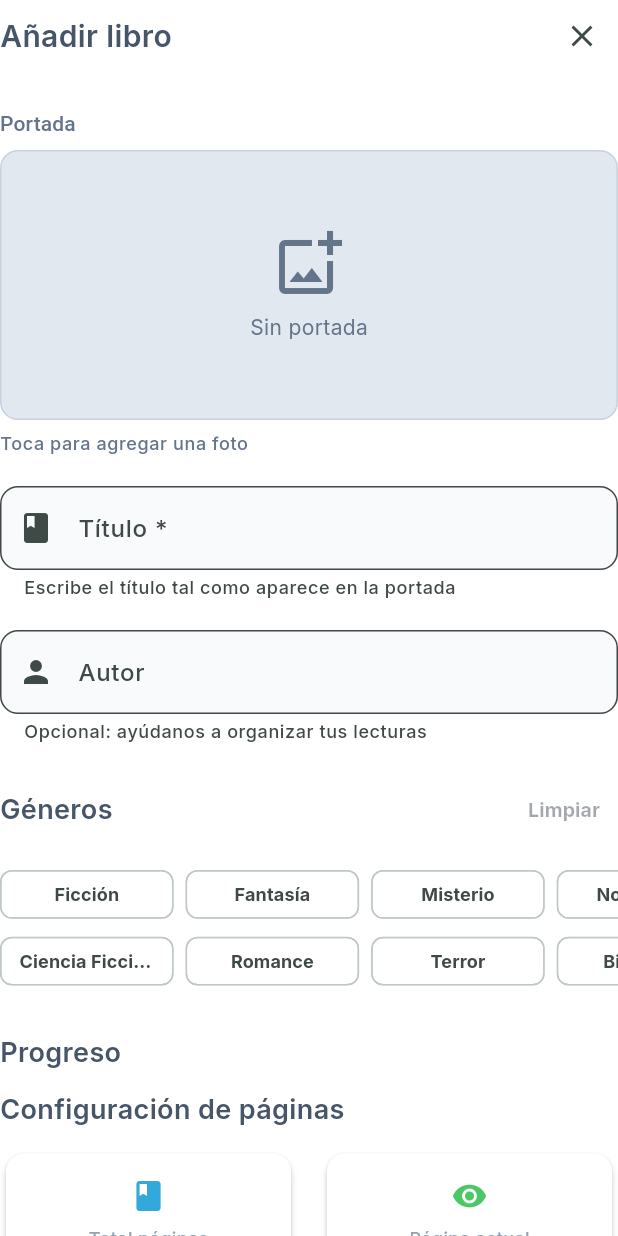
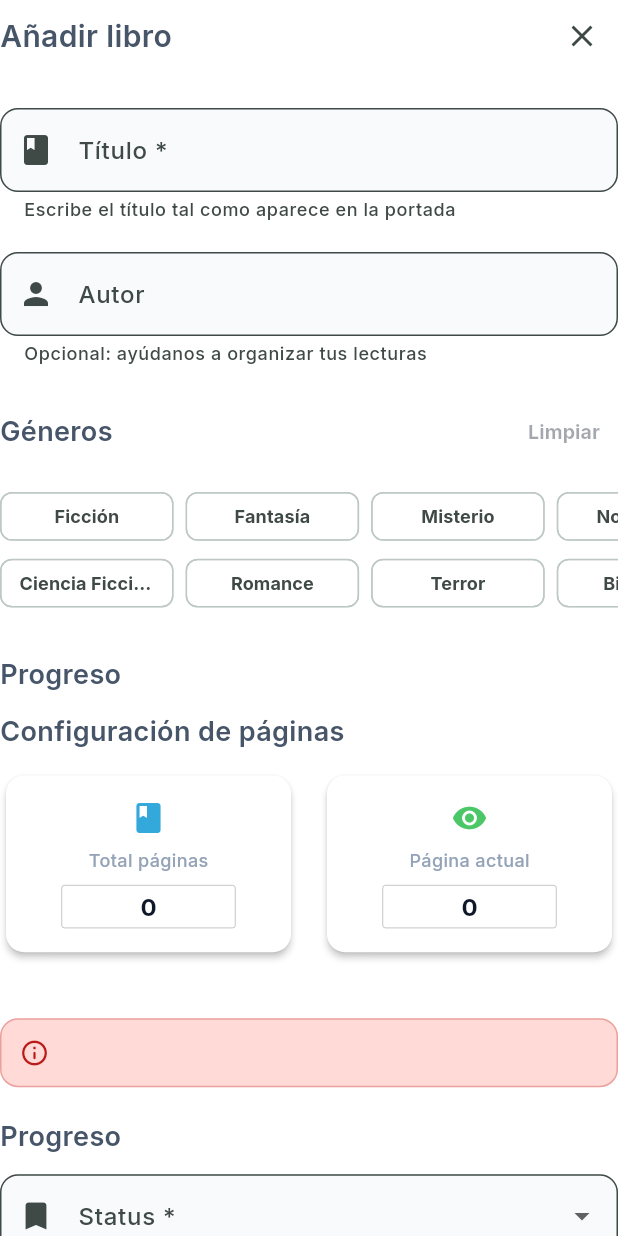
Before and after one commit to OmarDavidd/atiora, a Flutter app: the AddBookBody widget shown alone on an empty page, opened directly with empty values, on a phone screen of 412 x 824 dp. Run offline on Flutter 3.47's test engine with Material 3 defaults, Android fonts, the phone set to English and light mode, and no system bars; drawn by our look-alikes of input_quantity; our stand-ins replace animated_text_kit, bloc_concurrency, carousel_slider, equatable, fl_chart, flutter_bloc and 6 more; missing offline and left inert: connectivity_plus_platform_interface; accounts and stored records are empty.

Commit message:
Revert "feat(books): add camera and gallery for book covers"
This reverts commit 660dcaeee56ce52e872595e24fda984d2f255bee.

```diff
--- a/lib/features/books/data/repositories/books_repository_impl.dart
+++ b/lib/features/books/data/repositories/books_repository_impl.dart
@@ -1,5 +1,4 @@
 import 'dart:async';
-import 'dart:io';
 import 'dart:math' as math;
 
 import 'package:atiora/core/errors/app_exception.dart';
@@ -586,9 +585,4 @@ class BooksRepositoryImpl implements BooksRepository {
   Future<void> clearAddBookDraft(String userId) async {
     await _hive.clearAddBookDraft(userId);
   }
-
-  @override
-  Future<String?> uploadCoverImage(File imageFile, String bookId) async {
-    return await _remote.uploadCoverImage(imageFile, bookId);
-  }
 }
--- a/lib/features/books/domain/repositories/book_repository.dart
+++ b/lib/features/books/domain/repositories/book_repository.dart
@@ -1,5 +1,3 @@
-import 'dart:io';
-
 import 'package:atiora/data/models/book_model.dart';
 import 'package:atiora/features/books/domain/entities/add_book_draft.dart';
 import 'package:atiora/features/dashboards/presentation/bloc/stats_state.dart';
@@ -36,6 +34,4 @@ abstract class BooksRepository {
   AddBookDraft? getAddBookDraft(String userId);
 
   Future<void> clearAddBookDraft(String userId);
-
-  Future<String?> uploadCoverImage(File imageFile, String bookId);
 }
--- a/lib/features/books/presentation/widgets/add_book_body.dart
+++ b/lib/features/books/presentation/widgets/add_book_body.dart
@@ -1,9 +1,6 @@
-import 'dart:io';
-
 import 'package:flutter/material.dart';
 
 import 'add_book_actions_section.dart';
-import 'add_book_cover_selector.dart';
 import 'add_book_genres_field.dart';
 import 'add_book_inline_error_banner.dart';
 import 'add_book_metadata_fields.dart';
@@ -37,9 +34,6 @@ class AddBookBody extends StatelessWidget {
   final bool hasPendingQueue;
   final bool canReset;
   final bool isEditing;
-  final String? currentCoverUrl;
-  final File? selectedCoverImage;
-  final ValueChanged<File?> onCoverImageSelected;
   final VoidCallback onTitleChanged;
   final VoidCallback onAuthorChanged;
   final ValueChanged<String> onGenreChanged;
@@ -76,9 +70,6 @@ class AddBookBody extends StatelessWidget {
     required this.hasPendingQueue,
     required this.canReset,
     this.isEditing = false,
-    this.currentCoverUrl,
-    this.selectedCoverImage,
-    required this.onCoverImageSelected,
     required this.onTitleChanged,
     required this.onAuthorChanged,
     required this.onGenreChanged,
@@ -103,12 +94,6 @@ class AddBookBody extends StatelessWidget {
           children: [
             AddBookModalHeader(onClose: onExit),
             const SizedBox(height: 24),
-            AddBookCoverSelector(
-              currentCoverUrl: currentCoverUrl,
-              selectedImage: selectedCoverImage,
-              onImageSelected: onCoverImageSelected,
-            ),
-            const SizedBox(height: 20),
             AddBookMetadataFields(
               titleFieldKey: titleFieldKey,
               titleController: titleController,
--- a/lib/features/books/presentation/widgets/add_book_cover_selector.dart
+++ /dev/null
@@ -1,160 +0,0 @@
-import 'dart:io';
-
-import 'package:flutter/material.dart';
-import 'package:image_picker/image_picker.dart';
-
-class AddBookCoverSelector extends StatelessWidget {
-  final String? currentCoverUrl;
-  final File? selectedImage;
-  final ValueChanged<File?> onImageSelected;
-
-  const AddBookCoverSelector({
-    super.key,
-    this.currentCoverUrl,
-    this.selectedImage,
-    required this.onImageSelected,
-  });
-
-  @override
-  Widget build(BuildContext context) {
-    final theme = Theme.of(context);
-    final colorScheme = theme.colorScheme;
-
-    return Column(
-      crossAxisAlignment: CrossAxisAlignment.start,
-      children: [
-        Text(
-          'Portada',
-          style: theme.textTheme.titleSmall?.copyWith(
-            color: colorScheme.outline,
-          ),
-        ),
-        const SizedBox(height: 8),
-        GestureDetector(
-          onTap: () => _showImageSourcePicker(context),
-          child: Container(
-            height: 180,
-            width: double.infinity,
-            decoration: BoxDecoration(
-              color: colorScheme.surfaceContainerHighest,
-              borderRadius: BorderRadius.circular(12),
-              border: Border.all(
-                color: colorScheme.outline.withValues(alpha: 0.2),
-              ),
-            ),
-            child: ClipRRect(
-              borderRadius: BorderRadius.circular(12),
-              child: _buildCoverImage(context),
-            ),
-          ),
-        ),
-        const SizedBox(height: 8),
-        Text(
-          'Toca para agregar una foto',
-          style: theme.textTheme.bodySmall?.copyWith(
-            color: colorScheme.outline,
-          ),
-        ),
-      ],
-    );
-  }
-
-  Widget _buildCoverImage(BuildContext context) {
-    if (selectedImage != null) {
-      return Image.file(
-        selectedImage!,
-        fit: BoxFit.cover,
-        width: double.infinity,
-        errorBuilder: (_, __, ___) => _buildPlaceholder(context),
-      );
-    }
-
-    if (currentCoverUrl != null && currentCoverUrl!.isNotEmpty) {
-      return Image.network(
-        currentCoverUrl!,
-        fit: BoxFit.cover,
-        width: double.infinity,
-        errorBuilder: (_, __, ___) => _buildPlaceholder(context),
-      );
-    }
-
-    return _buildPlaceholder(context);
-  }
-
-  Widget _buildPlaceholder(BuildContext context) {
-    final colorScheme = Theme.of(context).colorScheme;
-    return Column(
-      mainAxisAlignment: MainAxisAlignment.center,
-      children: [
-        Icon(
-          Icons.add_photo_alternate_outlined,
-          size: 48,
-          color: colorScheme.outline,
-        ),
-        const SizedBox(height: 8),
-        Text(
-          'Sin portada',
-          style: TextStyle(color: colorScheme.outline, fontSize: 14),
-        ),
-      ],
-    );
-  }
-
-  void _showImageSourcePicker(BuildContext context) {
-    showModalBottomSheet(
-      context: context,
-      builder: (context) => SafeArea(
-        child: Padding(
-          padding: const EdgeInsets.symmetric(vertical: 16),
-          child: Column(
-            mainAxisSize: MainAxisSize.min,
-            children: [
-              ListTile(
-                leading: const Icon(Icons.camera_alt),
-                title: const Text('Cámara'),
-                onTap: () {
-                  Navigator.pop(context);
-                  _pickImage(ImageSource.camera);
-                },
-              ),
-              ListTile(
-                leading: const Icon(Icons.photo_library),
-                title: const Text('Galería'),
-                onTap: () {
-                  Navigator.pop(context);
-                  _pickImage(ImageSource.gallery);
-                },
-              ),
-              if (selectedImage != null || currentCoverUrl != null)
-                ListTile(
-                  leading: Icon(Icons.delete_outline, color: Colors.red[400]),
-                  title: Text(
-                    'Eliminar portada',
-                    style: TextStyle(color: Colors.red[400]),
-                  ),
-                  onTap: () {
-                    Navigator.pop(context);
-                    onImageSelected(null);
-                  },
-                ),
-            ],
-          ),
-        ),
-      ),
-    );
-  }
-
-  Future<void> _pickImage(ImageSource source) async {
-    final picker = ImagePicker();
-    final pickedFile = await picker.pickImage(
-      source: source,
-      maxWidth: 800,
-      maxHeight: 1200,
-      imageQuality: 85,
-    );
-
-    if (pickedFile != null) {
-      onImageSelected(File(pickedFile.path));
-    }
-  }
-}
--- a/pubspec.yaml
+++ b/pubspec.yaml
@@ -24,7 +24,6 @@ dependencies:
   google_fonts: ^8.0.0
   hive: ^2.2.3
   hive_flutter: ^1.1.0
-  image_picker: ^1.0.0
   input_quantity: ^2.3.2
   intl: ^0.20.2
   shared_preferences: ^2.5.4
```
Also changed, not shown: lib/features/books/data/datasources/books_remote_datasource.dart (+0 -27 lines), lib/features/books/presentation/widgets/add_book_modal.dart (+3 -39 lines), 2 other files.
